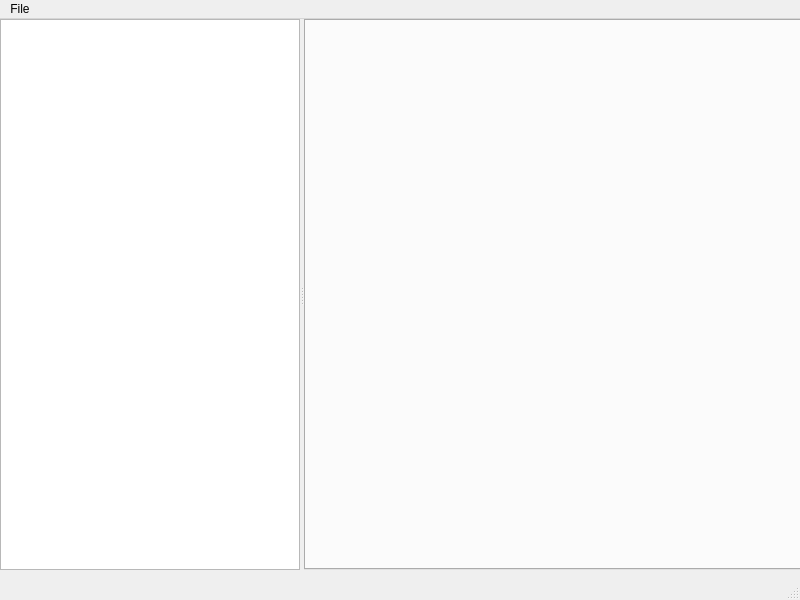
Nikofrom94/cscs, file src/cscs/qt/main_form.ui: the form before one commit.
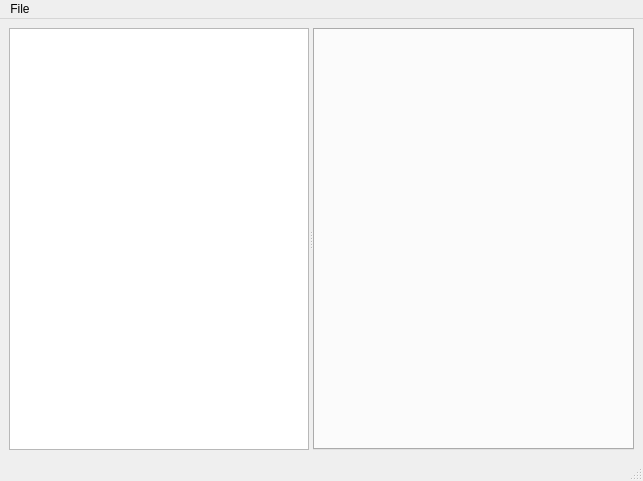
The form after the commit. Custom widgets are drawn as their Qt base class.

Diff of the .ui file:
```diff
--- a/src/cscs/qt/main_form.ui
+++ b/src/cscs/qt/main_form.ui
@@ -6,27 +6,44 @@
    <rect>
     <x>0</x>
     <y>0</y>
-    <width>800</width>
-    <height>600</height>
+    <width>643</width>
+    <height>481</height>
    </rect>
   </property>
   <property name="windowTitle">
    <string>MainWindow</string>
   </property>
   <widget class="QWidget" name="centralwidget">
+   <property name="sizePolicy">
+    <sizepolicy hsizetype="Expanding" vsizetype="Expanding">
+     <horstretch>0</horstretch>
+     <verstretch>0</verstretch>
+    </sizepolicy>
+   </property>
+   <layout class="QGridLayout" name="gridLayout_2">
+    <item row="0" column="0">
+     <layout class="QGridLayout" name="gridLayout">
+      <property name="sizeConstraint">
+       <enum>QLayout::SizeConstraint::SetMinAndMaxSize</enum>
+      </property>
+      <item row="0" column="0">
    <widget class="QSplitter" name="splitter">
-    <property name="geometry">
-     <rect>
-      <x>0</x>
-      <y>0</y>
-      <width>801</width>
-      <height>551</height>
-     </rect>
+        <property name="sizePolicy">
+         <sizepolicy hsizetype="Expanding" vsizetype="Expanding">
+          <horstretch>0</horstretch>
+          <verstretch>0</verstretch>
+         </sizepolicy>
     </property>
     <property name="orientation">
      <enum>Qt::Orientation::Horizontal</enum>
     </property>
-    <widget class="CSBrowserWidget" name="csItemDirectory">
+        <widget class="CSBrowserWidget" name="mainTree">
+         <property name="sizePolicy">
+          <sizepolicy hsizetype="Expanding" vsizetype="Expanding">
+           <horstretch>0</horstretch>
+           <verstretch>0</verstretch>
+          </sizepolicy>
+         </property>
      <property name="maximumSize">
       <size>
        <width>300</width>
@@ -48,15 +65,26 @@
       </property>
      </column>
     </widget>
-    <widget class="CSTabWidget" name="csItemTab"/>
-   </widget>
+        <widget class="CSTabWidget" name="mainTab">
+         <property name="sizePolicy">
+          <sizepolicy hsizetype="Expanding" vsizetype="Expanding">
+           <horstretch>0</horstretch>
+           <verstretch>0</verstretch>
+          </sizepolicy>
+         </property>
+        </widget>
+       </widget>
+      </item>
+     </layout>
+    </item>
+   </layout>
   </widget>
   <widget class="QMenuBar" name="menubar">
    <property name="geometry">
     <rect>
      <x>0</x>
      <y>0</y>
-     <width>800</width>
+     <width>643</width>
      <height>22</height>
     </rect>
    </property>
```
Left out of the diff: 4 changed lines with no effect on the pictures. Lines whose indentation alone changed are shown as unchanged.
